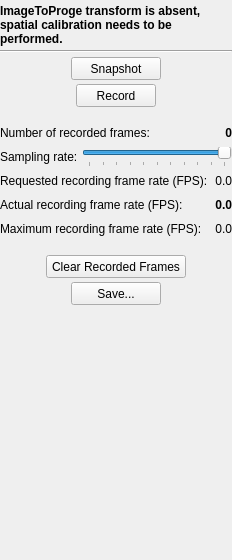
This is PlusApp/fCal/Toolboxes/CapturingToolbox.ui in PlusToolkit/PlusApp as Qt 5 draws it before an edit. The edited form follows.
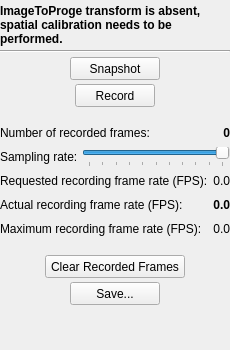
This is the edited form. Icons and pictures are not drawn.

Patch:
```diff
--- a/PlusApp/fCal/Toolboxes/CapturingToolbox.ui
+++ b/PlusApp/fCal/Toolboxes/CapturingToolbox.ui
@@ -6,8 +6,8 @@
    <rect>
     <x>0</x>
     <y>0</y>
-    <width>232</width>
-    <height>560</height>
+    <width>230</width>
+    <height>350</height>
    </rect>
   </property>
   <property name="sizePolicy">
@@ -18,13 +18,13 @@
   </property>
   <property name="minimumSize">
    <size>
-    <width>232</width>
-    <height>560</height>
+    <width>230</width>
+    <height>350</height>
    </size>
   </property>
   <property name="maximumSize">
    <size>
-    <width>232</width>
+    <width>230</width>
     <height>16777215</height>
    </size>
   </property>
```
